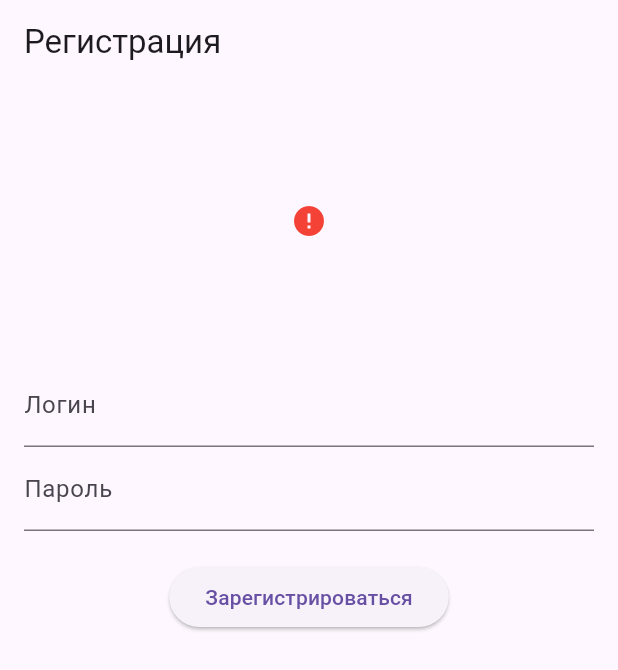
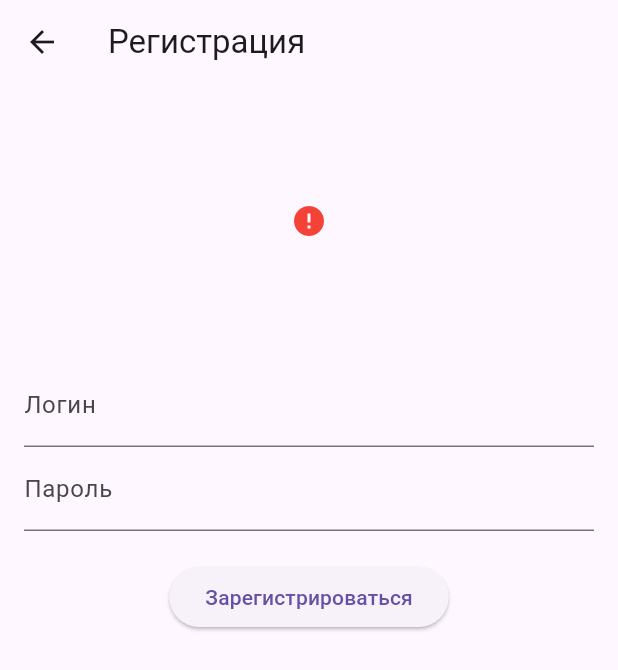
Before and after one commit to Ramazanova-pea/idef0_app, a Flutter app: the RegisterScreen screen opened by its route, on a phone screen of 412 x 824 dp. Shown: the top 670 px of the screen. Run offline on Flutter 3.47's test engine with Material 3 defaults, Android fonts, the phone set to English and light mode, and no system bars; drawn by our look-alikes of cached_network_image; our stand-ins replace go_router; network calls fail.

Commit message:
Изменение навигации в register_screen

```diff
--- a/lib/core/app_router.dart
+++ b/lib/core/app_router.dart
@@ -24,10 +24,7 @@ class AppRouter {
         path: '/register',
         name: 'register',
         builder: (BuildContext context, GoRouterState state) {
-          return RegisterScreen(
-            onRegister: (String login, String password) {context.pop();
-            },
-          );
+          return const RegisterScreen();
         },
       ),
 
--- a/lib/features/auth/presentation/register_screen.dart
+++ b/lib/features/auth/presentation/register_screen.dart
@@ -1,11 +1,9 @@
 import 'package:flutter/material.dart';
 import 'package:cached_network_image/cached_network_image.dart';
-
+import 'package:go_router/go_router.dart';
 
 class RegisterScreen extends StatefulWidget {
-  final void Function(String login, String password) onRegister;
-
-  const RegisterScreen({required this.onRegister, super.key});
+  const RegisterScreen({super.key});
 
   @override
   State<RegisterScreen> createState() => _RegisterScreenState();
@@ -19,7 +17,13 @@ class _RegisterScreenState extends State<RegisterScreen> {
   @override
   Widget build(BuildContext context) {
     return Scaffold(
-      appBar: AppBar(title: const Text('Регистрация')),
+      appBar: AppBar(
+        title: const Text('Регистрация'),
+        leading: IconButton(
+          icon: const Icon(Icons.arrow_back),
+          onPressed: () => context.pop(), // Навигация назад
+        ),
+      ),
       body: Padding(
         padding: const EdgeInsets.all(16.0),
         child: Form(
@@ -28,13 +32,14 @@ class _RegisterScreenState extends State<RegisterScreen> {
             children: [
               CachedNetworkImage(
                 imageUrl:
-                'https://cdn-icons-png.flaticon.com/512/12449/12449038.png',
+                    'https://cdn-icons-png.flaticon.com/512/12449/12449038.png',
                 height: 150,
                 fit: BoxFit.cover,
                 placeholder: (context, url) =>
-                const CircularProgressIndicator(), // пока грузится
+                    const CircularProgressIndicator(),
+                // пока грузится
                 errorWidget: (context, url, error) =>
-                const Icon(Icons.error, color: Colors.red), // если ошибка
+                    const Icon(Icons.error, color: Colors.red), // если ошибка
               ),
 
               const SizedBox(height: 20),
@@ -42,21 +47,21 @@ class _RegisterScreenState extends State<RegisterScreen> {
               TextFormField(
                 controller: _loginController,
                 decoration: const InputDecoration(labelText: 'Логин'),
-                validator: (value) => value == null || value.isEmpty ? 'Введите логин' : null,
+                validator: (value) =>
+                    value == null || value.isEmpty ? 'Введите логин' : null,
               ),
               TextFormField(
                 controller: _passwordController,
                 decoration: const InputDecoration(labelText: 'Пароль'),
                 obscureText: true,
-                validator: (value) =>
-                value != null && value.length >= 6 ? null : 'Минимум 6 символов',
+                validator: (value) => value != null && value.length >= 6
+                    ? null
+                    : 'Минимум 6 символов',
               ),
               const SizedBox(height: 20),
               ElevatedButton(
                 onPressed: () {
-                  if (_formKey.currentState!.validate()) {
-                    widget.onRegister(_loginController.text, _passwordController.text);
-                  }
+                  context.pushReplacement('/texts');
                 },
                 child: const Text('Зарегистрироваться'),
               ),
```
